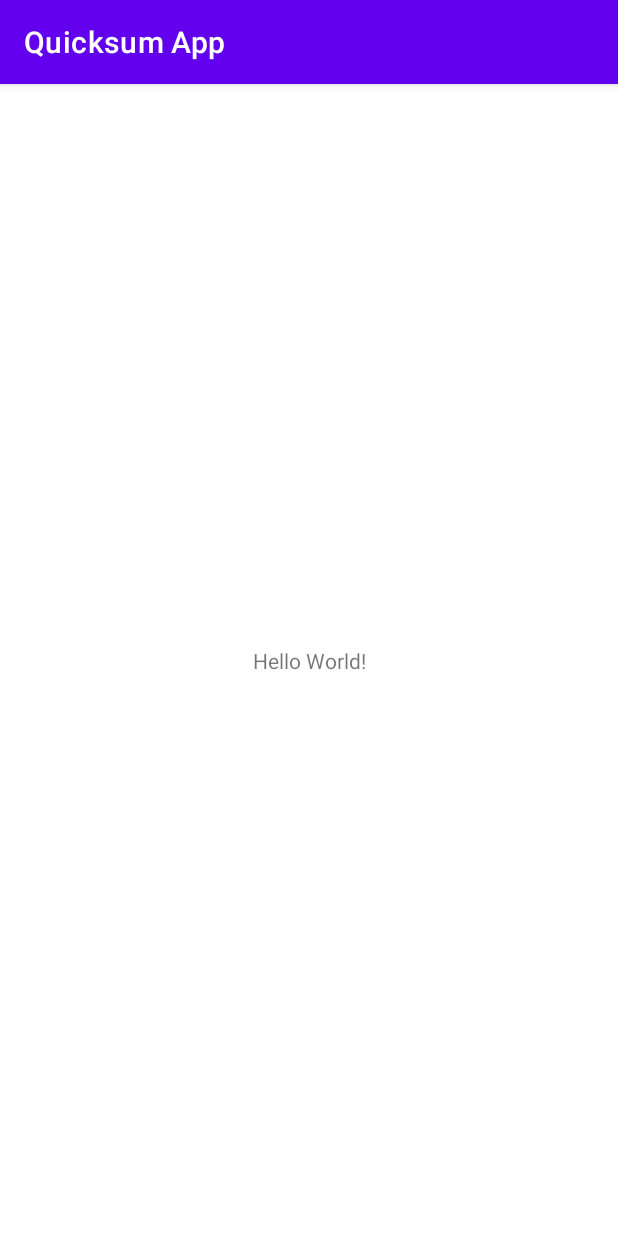
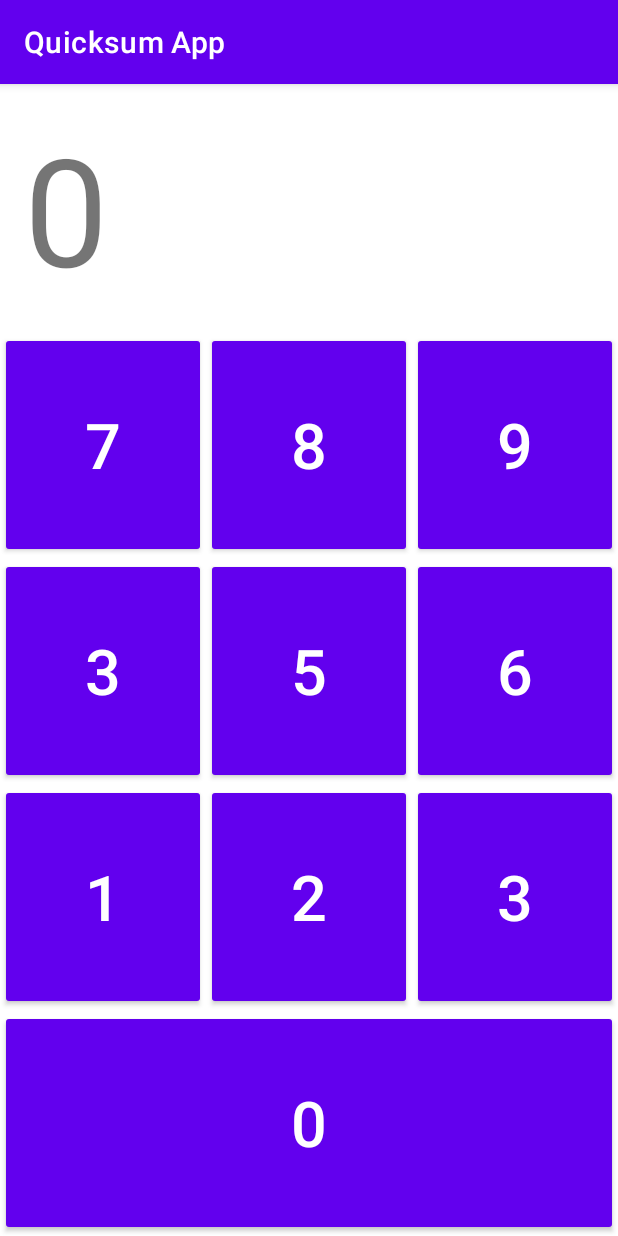
Before and after one commit to aidenlignieres/CP3406-Quicksumapp, an Android app: the screen it shows after launch (MainActivity), on a phone screen of 412 x 824 dp. Run offline under Robolectric (Android 15) with nearby library versions, the phone set to English and light mode, and no system bars.

Commit message:
Task 2 & 3 Completed

```diff
--- a/app/src/main/java/com/example/quicksumapp/MainActivity.java
+++ b/app/src/main/java/com/example/quicksumapp/MainActivity.java
@@ -3,6 +3,8 @@ package com.example.quicksumapp;
 import androidx.appcompat.app.AppCompatActivity;
 
 import android.os.Bundle;
+import android.widget.Button;
+import android.widget.TextView;
 
 public class MainActivity extends AppCompatActivity {
 
@@ -11,4 +13,14 @@ public class MainActivity extends AppCompatActivity {
         super.onCreate(savedInstanceState);
         setContentView(R.layout.activity_main);
     }
+
+    public <View> void buttonClicked(View view) {
+        Button button = (Button) view;
+
+        int sum = Integer.parseInt(button.getText().toString());
+
+        TextView textView = findViewById(R.id.sum);
+        String result = "" + sum;
+        textView.setText(result);
+    }
 }
--- a/app/src/main/res/layout/activity_main.xml
+++ b/app/src/main/res/layout/activity_main.xml
@@ -1,18 +1,144 @@
 <?xml version="1.0" encoding="utf-8"?>
-<androidx.constraintlayout.widget.ConstraintLayout xmlns:android="http://schemas.android.com/apk/res/android"
+<androidx.appcompat.widget.LinearLayoutCompat
+    xmlns:android="http://schemas.android.com/apk/res/android"
     xmlns:app="http://schemas.android.com/apk/res-auto"
     xmlns:tools="http://schemas.android.com/tools"
     android:layout_width="match_parent"
     android:layout_height="match_parent"
+    android:orientation="vertical"
     tools:context=".MainActivity">
 
     <TextView
+        android:id="@+id/sum"
         android:layout_width="wrap_content"
         android:layout_height="wrap_content"
-        android:text="Hello World!"
-        app:layout_constraintBottom_toBottomOf="parent"
-        app:layout_constraintEnd_toEndOf="parent"
-        app:layout_constraintStart_toStartOf="parent"
-        app:layout_constraintTop_toTopOf="parent" />
+        android:layout_margin="16dp"
+        android:text="0"
+        android:textSize="100sp"/>
 
-</androidx.constraintlayout.widget.ConstraintLayout>
+    <TableLayout
+        android:layout_width="match_parent"
+        android:layout_height="match_parent">
+
+        <TableRow
+            android:layout_width="match_parent"
+            android:layout_height="0dp"
+            android:layout_weight="1">
+
+            <Button
+                style="@style/Widget.AppCompat.Button"
+                android:layout_height="match_parent"
+                android:layout_width="0dp"
+                android:layout_weight="1"
+                android:text="7"
+                android:textSize="42sp"
+                android:onClick="buttonClicked"/>
+
+            <Button
+                style="@style/Widget.AppCompat.Button"
+                android:layout_height="match_parent"
+                android:layout_width="0dp"
+                android:layout_weight="1"
+                android:text="8"
+                android:textSize="42sp"
+                android:onClick="buttonClicked"/>
+
+            <Button
+                style="@style/Widget.AppCompat.Button"
+                android:layout_height="match_parent"
+                android:layout_width="0dp"
+                android:layout_weight="1"
+                android:text="9"
+                android:textSize="42sp"
+                android:onClick="buttonClicked"/>
+
+        </TableRow>
+
+        <TableRow
+            android:layout_width="match_parent"
+            android:layout_height="0dp"
+            android:layout_weight="1">
+
+            <Button
+                style="@style/Widget.AppCompat.Button"
+                android:layout_height="match_parent"
+                android:layout_width="0dp"
+                android:layout_weight="1"
+                android:text="3"
+                android:textSize="42sp"
+                android:onClick="buttonClicked"/>
+
+            <Button
+                style="@style/Widget.AppCompat.Button"
+                android:layout_height="match_parent"
+                android:layout_width="0dp"
+                android:layout_weight="1"
+                android:text="5"
+                android:textSize="42sp"
+                android:onClick="buttonClicked"/>
+
+            <Button
+                style="@style/Widget.AppCompat.Button"
+                android:layout_height="match_parent"
+                android:layout_width="0dp"
+                android:layout_weight="1"
+                android:text="6"
+                android:textSize="42sp"
+                android:onClick="buttonClicked"/>
+
+        </TableRow>
+
+        <TableRow
+            android:layout_width="match_parent"
+            android:layout_height="0dp"
+            android:layout_weight="1">
+
+            <Button
+                style="@style/Widget.AppCompat.Button"
+                android:layout_height="match_parent"
+                android:layout_width="0dp"
+                android:layout_weight="1"
+                android:text="1"
+                android:textSize="42sp"
+                android:onClick="buttonClicked"/>
+
+            <Button
+                style="@style/Widget.AppCompat.Button"
+                android:layout_height="match_parent"
+                android:layout_width="0dp"
+                android:layout_weight="1"
+                android:text="2"
+                android:textSize="42sp"
+                android:onClick="buttonClicked"/>
+
+            <Button
+                style="@style/Widget.AppCompat.Button"
+                android:layout_height="match_parent"
+                android:layout_width="0dp"
+                android:layout_weight="1"
+                android:text="3"
+                android:textSize="42sp"
+                android:onClick="buttonClicked"/>
+
+        </TableRow>
+
+        <TableRow
+            android:layout_width="match_parent"
+            android:layout_height="0dp"
+            android:layout_weight="1">
+
+            <Button
+                style="@style/Widget.AppCompat.Button"
+                android:layout_height="match_parent"
+                android:layout_width="0dp"
+                android:layout_weight="1"
+                android:text="0"
+                android:textSize="42sp"
+                android:clickable="true"
+                android:onClick="buttonClicked"/>
+
+        </TableRow>
+
+    </TableLayout>
+
+</androidx.appcompat.widget.LinearLayoutCompat>
```
